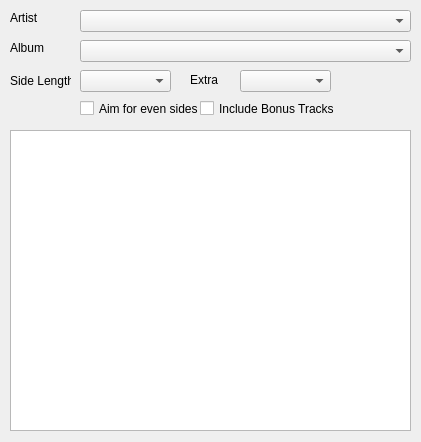
Qt form TapeCalc/tapecalc.ui (jadsdad/LogTools) before a commit.
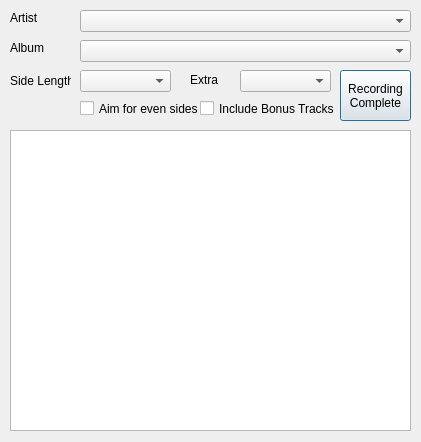
The same form after that commit.

```diff
--- a/TapeCalc/tapecalc.ui
+++ b/TapeCalc/tapecalc.ui
@@ -144,6 +144,20 @@
     <string>Extra</string>
    </property>
   </widget>
+  <widget class="QPushButton" name="cmdComplete">
+   <property name="geometry">
+    <rect>
+     <x>340</x>
+     <y>70</y>
+     <width>71</width>
+     <height>51</height>
+    </rect>
+   </property>
+   <property name="text">
+    <string>Recording
+Complete</string>
+   </property>
+  </widget>
  </widget>
  <resources/>
  <connections/>
```
